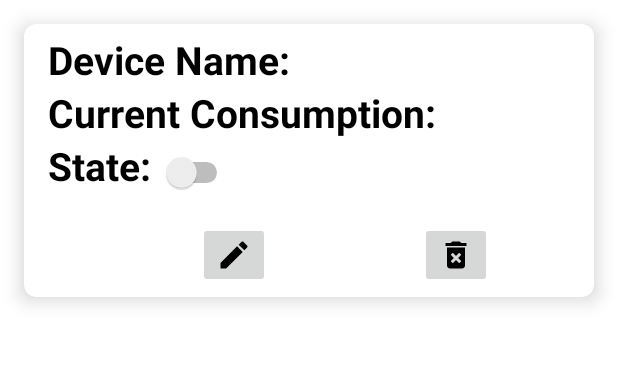
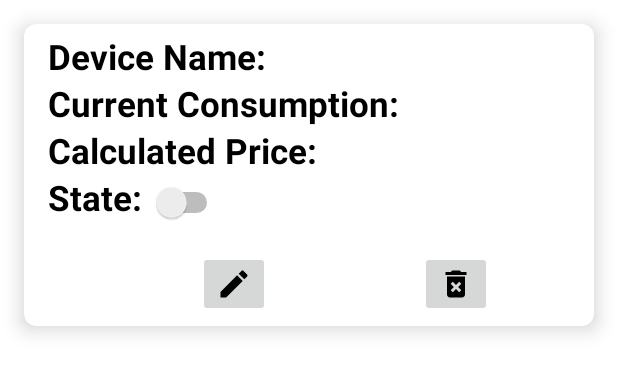
Before and after one commit to Karlis-Zakis-KZ/Kval_Work, an Android app: the layout device_item.xml on its own in the app's theme, with its tools: preview values and no code run, on a phone screen of 412 x 824 dp. Shown: the top 373 px of the screen. Run offline under Robolectric (Android 15) with nearby library versions, the phone set to English and light mode, and no system bars.

Commit message:
Adding the pricing calculation

```diff
--- a/SmartHomeAppV3/app/src/main/java/com/example/smarthomeappv3/AddDevice.kt
+++ b/SmartHomeAppV3/app/src/main/java/com/example/smarthomeappv3/AddDevice.kt
@@ -40,10 +40,9 @@ class AddDevice : AppCompatActivity() {
                 database.reference.child(devicePath).child("Device_ID").setValue(deviceID)
                 database.reference.child(devicePath).child("Device_Name").setValue(deviceName)
                 database.reference.child(devicePath).child("On_Status").setValue("false")
-                database.reference.child(devicePath).child("Consumed_Energy_AtStart").setValue(0)
-                database.reference.child(devicePath).child("Current_Consumption").setValue(0)
+                database.reference.child(devicePath).child("Current_Consumption").setValue("0")
                 database.reference.child(devicePath).child("Last_Calculated_Consumption").setValue(0)
-                database.reference.child(devicePath).child("Calculated_Price").setValue(0)
+                database.reference.child(devicePath).child("Calculated_Price").setValue("0")
                 database.reference.child(devicePath).child("Device_IP").setValue(deviceIP)
                 database.reference.child(devicePath).child("HasTime").setValue("false")
                 database.reference.child(devicePath).child("HourSet").setValue("1")
--- a/SmartHomeAppV3/app/src/main/java/com/example/smarthomeappv3/MyAdapter.kt
+++ b/SmartHomeAppV3/app/src/main/java/com/example/smarthomeappv3/MyAdapter.kt
@@ -38,7 +38,10 @@ class MyAdapter(private val deviceList : MutableList<DeviceData>) : RecyclerView
         val devicePath = "Users/$mCurrentUserId/Devices/$deviceID"
 
         holder.name.text = currentitem.Device_Name.toString()
-        holder.consumption.text = currentitem.Current_Consumption.toString()
+        val tempTextWatt = currentitem.Calculated_Price.toString()+"W"
+        holder.consumption.text = tempTextWatt
+        val tempTextPrice = currentitem.Calculated_Price.toString()+"EUR"
+        holder.price.text = tempTextPrice
         holder.state.isChecked = currentitem.On_Status!!.toBoolean()
 
         Log.d("firebase", currentitem.On_Status!!.toBoolean().toString())
@@ -71,6 +74,7 @@ class MyAdapter(private val deviceList : MutableList<DeviceData>) : RecyclerView
 
         val name : TextView = itemView.findViewById(R.id.displayDeviceName)
         val consumption : TextView = itemView.findViewById(R.id.displayConsumption)
+        val price : TextView = itemView.findViewById(R.id.displayCalculatedPrice)
         @SuppressLint("UseSwitchCompatOrMaterialCode")
         val state : Switch = itemView.findViewById(R.id.stateSwitch)
         val deleteButton : ImageButton = itemView.findViewById(R.id.deleteDevice)
--- a/SmartHomeAppV3/app/src/main/java/com/example/smarthomeappv3/deviceData.kt
+++ b/SmartHomeAppV3/app/src/main/java/com/example/smarthomeappv3/deviceData.kt
@@ -1,3 +1,3 @@
 package com.example.smarthomeappv3
 
-data class DeviceData(var Device_Name: String ?= null, var On_Status: String ?= null, var Current_Consumption: Float ?= null, var Calculated_Price: Float ?= null,var Device_ID : String ?= null)
+data class DeviceData(var Device_Name: String ?= null, var On_Status: String ?= null, var Current_Consumption: String ?= null, var Calculated_Price: String ?= null,var Device_ID : String ?= null)
--- a/SmartHomeAppV3/app/src/main/res/layout/device_item.xml
+++ b/SmartHomeAppV3/app/src/main/res/layout/device_item.xml
@@ -26,16 +26,16 @@
                 android:layout_height="wrap_content"
                 android:text="Device Name: "
                 android:textColor="@color/black"
-                android:textSize="26sp"
+                android:textSize="23sp"
                 android:textStyle="bold"/>
-
             <TextView
                 android:id="@+id/displayDeviceName"
                 android:layout_width="wrap_content"
                 android:layout_height="wrap_content"
                 android:layout_marginStart="8dp"
                 android:textColor="@color/black"
-                android:textSize="20sp"/>
+                android:textSize="23sp"
+                android:textStyle="bold"/>
 
         </LinearLayout>
 
@@ -50,7 +50,7 @@
                 android:layout_height="wrap_content"
                 android:text="Current Consumption: "
                 android:textColor="@color/black"
-                android:textSize="26sp"
+                android:textSize="23sp"
                 android:textStyle="bold"/>
 
             <TextView
@@ -59,7 +59,33 @@
                 android:layout_height="wrap_content"
                 android:layout_marginStart="8dp"
                 android:textColor="@color/black"
-                android:textSize="20sp"/>
+                android:textSize="23sp"
+                android:textStyle="bold"/>
+
+        </LinearLayout>
+
+        <LinearLayout
+            android:layout_width="wrap_content"
+            android:layout_height="wrap_content"
+            android:layout_gravity="center_vertical"
+            android:orientation="horizontal">
+
+            <TextView
+                android:layout_width="wrap_content"
+                android:layout_height="wrap_content"
+                android:text="Calculated Price: "
+                android:textColor="@color/black"
+                android:textSize="23sp"
+                android:textStyle="bold"/>
+
+            <TextView
+                android:id="@+id/displayCalculatedPrice"
+                android:layout_width="wrap_content"
+                android:layout_height="wrap_content"
+                android:layout_marginStart="8dp"
+                android:textColor="@color/black"
+                android:textSize="23sp"
+                android:textStyle="bold"/>
 
         </LinearLayout>
 
@@ -74,7 +100,7 @@
                 android:layout_height="wrap_content"
                 android:text="State: "
                 android:textColor="@color/black"
-                android:textSize="26sp"
+                android:textSize="23sp"
                 android:textStyle="bold"/>
 
             <Switch
```
Also changed, not shown: SmartHomeAppV3/app/src/main/java/com/example/smarthomeappv3/ConfigureDevice.kt (+3 -8 lines), 1 other file.
